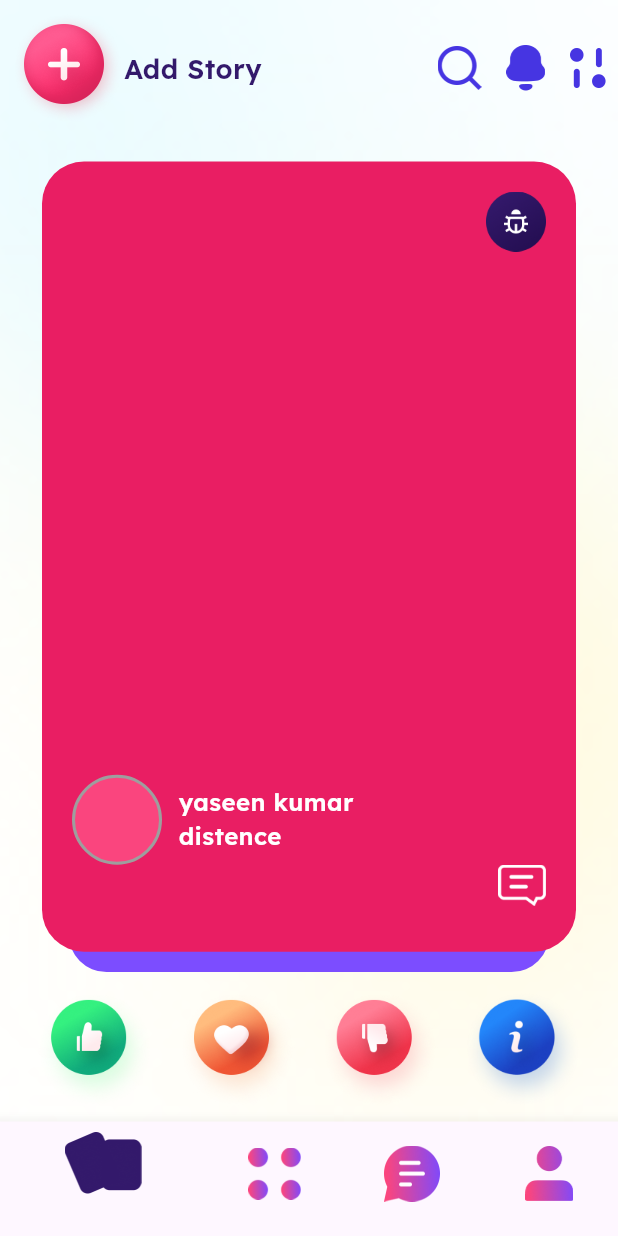
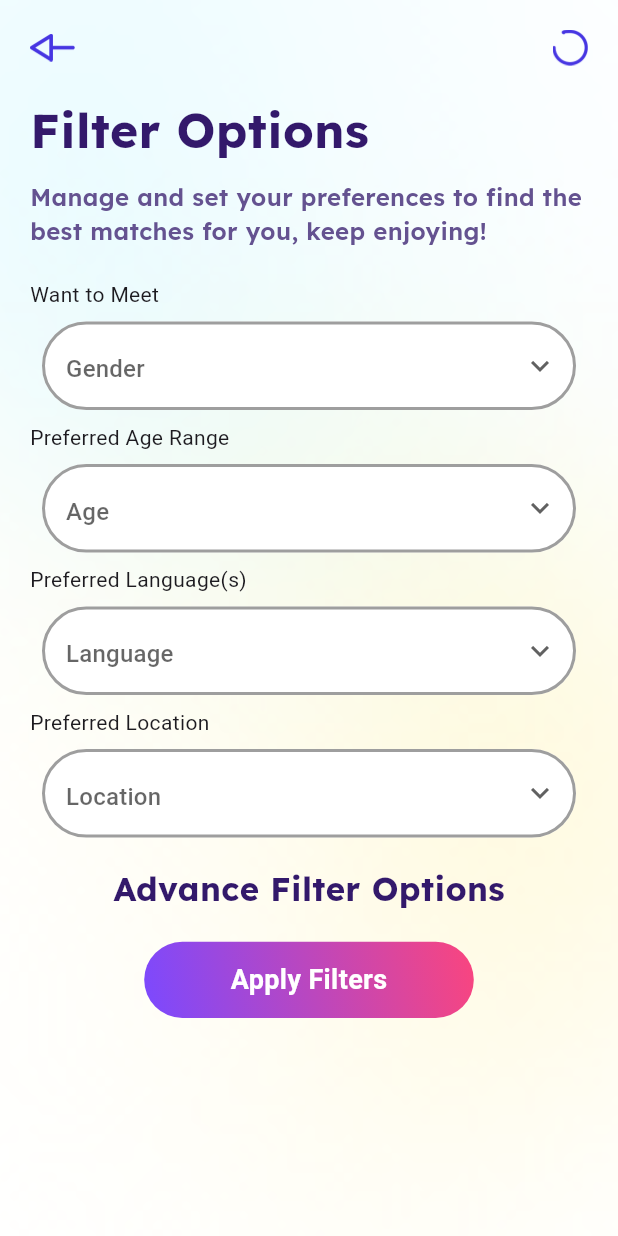
Before and after one commit to Faisal-957/datingapp, a Flutter app: the screen it shows after launch, on a phone screen of 412 x 824 dp. Run offline on Flutter 3.47's test engine with Material 3 defaults, Android fonts, the phone set to English and light mode, and no system bars; drawn by our look-alikes of flutter_card_swiper; our stand-ins replace flutter_screenutil, get, google_fonts, google_maps_flutter, intl_phone_field, location and 2 more.

Commit message:
screen update

```diff
--- a/lib/main.dart
+++ b/lib/main.dart
@@ -2,6 +2,9 @@ import 'package:datingapp/core/custom_widget/custom_usericon.dart';
 import 'package:datingapp/free_screen.dart';
 import 'package:datingapp/ui/screens/bottombar_screen/bottombar.dart';
 import 'package:datingapp/ui/screens/chat_screen/chat_screen.dart';
+import 'package:datingapp/ui/screens/filterscreen/filter_screen.dart';
+import 'package:datingapp/ui/screens/match_screen/match_screen.dart';
+import 'package:datingapp/ui/screens/match_screen/un_match_screen.dart';
 import 'package:datingapp/ui/screens/message_screen/message_screen.dart';
 import 'package:datingapp/ui/screens/profile_screen/profile_screen.dart';
 import 'package:datingapp/ui/screens/user_screen/user_screen.dart';
@@ -25,7 +28,7 @@ class MyApp extends StatelessWidget {
       builder: (context, child) {
         return GetMaterialApp(
           debugShowCheckedModeBanner: false,
-          home: Bottombar(),
+          home: FilterScreen(),
         );
       },
     );
--- a/lib/ui/screens/bottombar_screen/bottombar.dart
+++ b/lib/ui/screens/bottombar_screen/bottombar.dart
@@ -30,7 +30,7 @@ class _BottombarState extends State<Bottombar> {
     return Scaffold(
       body: screens[currentIndex],
       bottomNavigationBar: BottomNavigationBar(
-        iconSize: 28,
+        iconSize: 1,
 
         currentIndex: currentIndex,
         onTap: (value) {
@@ -43,7 +43,7 @@ class _BottombarState extends State<Bottombar> {
           BottomNavigationBarItem(
             icon: Image.asset(
               "$iconsAssets/swipe1.png",
-              scale: 3,
+              scale: 4,
               color: currentIndex == 0 ? darkblueColor : null,
             ),
             label: "",
@@ -51,7 +51,7 @@ class _BottombarState extends State<Bottombar> {
           BottomNavigationBarItem(
             icon: Image.asset(
               "$iconsAssets/dots.png",
-              scale: 3,
+              scale: 4,
               color: currentIndex == 1 ? darkblueColor : null,
             ),
             label: "",
@@ -59,7 +59,7 @@ class _BottombarState extends State<Bottombar> {
           BottomNavigationBarItem(
             icon: Image.asset(
               "$iconsAssets/chats.png",
-              scale: 3,
+              scale: 4,
               color: currentIndex == 2 ? darkblueColor : null,
             ),
             label: "",
@@ -67,7 +67,7 @@ class _BottombarState extends State<Bottombar> {
           BottomNavigationBarItem(
             icon: Image.asset(
               "$iconsAssets/user.png",
-              scale: 3,
+              scale: 4,
               color: currentIndex == 3 ? darkblueColor : null,
             ),
             label: "",
--- /dev/null
+++ b/lib/ui/screens/filterscreen/filter_screen.dart
@@ -0,0 +1,144 @@
+import 'package:datingapp/core/constants/auth_decoration.dart';
+import 'package:datingapp/core/constants/colors.dart';
+import 'package:datingapp/core/constants/string.dart';
+import 'package:datingapp/core/constants/text_style.dart';
+import 'package:datingapp/core/custom_widget/custom_buttton.dart';
+import 'package:datingapp/ui/screens/filterscreen/filter_viewmodel.dart';
+import 'package:flutter/material.dart';
+import 'package:flutter_screenutil/flutter_screenutil.dart';
+import 'package:provider/provider.dart';
+
+class FilterScreen extends StatelessWidget {
+  const FilterScreen({super.key});
+
+  @override
+  Widget build(BuildContext context) {
+    return ChangeNotifierProvider(
+      create: (context) => FilterViewmodel(),
+      child: Consumer<FilterViewmodel>(
+        builder: (context, value, child) => Scaffold(
+          body: Container(
+            width: double.infinity,
+            height: double.infinity,
+            decoration: BoxDecoration(
+              image: DecorationImage(
+                image: AssetImage("$staticAssets/intro3_bg.png"),
+                fit: BoxFit.cover,
+              ),
+            ),
+            child: SafeArea(
+              child: Padding(
+                padding: const EdgeInsets.only(
+                  left: 20.0,
+                  right: 20.0,
+                  top: 20.0,
+                ),
+                child: Column(
+                  mainAxisAlignment: MainAxisAlignment.start,
+                  crossAxisAlignment: CrossAxisAlignment.start,
+
+                  children: [
+                    Row(
+                      children: [
+                        Image.asset("$iconsAssets/backicon.png", scale: 3),
+                        Spacer(),
+                        Image.asset("$iconsAssets/refresh.png", scale: 3),
+                      ],
+                    ),
+                    20.verticalSpace,
+                    Text(
+                      "Filter Options",
+                      style: style45.copyWith(fontSize: 32),
+                    ),
+                    10.verticalSpace,
+                    Text(
+                      'Manage and set your preferences to find the best matches for you, keep enjoying!',
+                      style: style16.copyWith(color: lightpuerpl),
+                    ),
+                    20.verticalSpace,
+                    Text("Want to Meet"),
+                    DropdownField(
+                      hint: "Gender",
+                      items: ["Male", "Female", "Other"],
+                      onChanged: (value) {},
+                    ),
+                    Text("Preferred Age Range"),
+                    DropdownField(
+                      hint: "Age",
+                      items: ["18-25", "26-35", "36-45"],
+                      onChanged: (value) {},
+                    ),
+                    Text("Preferred Language(s)"),
+                    DropdownField(
+                      hint: "Language",
+                      items: ["English", "French", "Spanish"],
+                      onChanged: (value) {},
+                    ),
+                    Text("Preferred Location", textAlign: TextAlign.start),
+
+                    DropdownField(
+                      hint: "Location",
+                      items: ["New York", "Los Angeles", "Chicago"],
+                      onChanged: (value) {},
+                    ),
+                    10.verticalSpace,
+                    Center(
+                      child: Text(
+                        "Advance Filter Options",
+                        style: style45.copyWith(
+                          fontSize: 22,
+                          color: darkblueColor,
+                        ),
+                      ),
+                    ),
+                    20.verticalSpace,
+                    Center(
+                      child: CustomButtton(
+                        title: "Apply Filters",
+                        onTap: () {},
+                        height: 50.h,
+                        width: 200.w,
+                        borderRadius: 25.h,
+                      ),
+                    ),
+                  ],
+                ),
+              ),
+            ),
+          ),
+        ),
+      ),
+    );
+  }
+}
+
+class DropdownField extends StatelessWidget {
+  final String hint;
+  final List<String> items;
+  final String? value;
+  final Function(String?) onChanged;
+
+  const DropdownField({
+    super.key,
+    required this.hint,
+    required this.items,
+    required this.onChanged,
+    this.value,
+  });
+
+  @override
+  Widget build(BuildContext context) {
+    return Padding(
+      padding: const EdgeInsets.all(8.0),
+      child: DropdownButtonFormField<String>(
+        value: value,
+        icon: Icon(Icons.keyboard_arrow_down),
+        decoration: authdecoration.copyWith(hintText: hint),
+        items: items.map((item) {
+          return DropdownMenuItem<String>(value: item, child: Text(item));
+        }).toList(),
+        onChanged: onChanged,
+      ),
+    );
+  }
+}
--- /dev/null
+++ b/lib/ui/screens/filterscreen/filter_viewmodel.dart
@@ -0,0 +1,3 @@
+import 'package:flutter/material.dart';
+
+class FilterViewmodel extends ChangeNotifier {}
--- a/lib/ui/screens/home_Swip/home_swip.dart
+++ b/lib/ui/screens/home_Swip/home_swip.dart
@@ -26,7 +26,7 @@ class HomeSwip extends StatelessWidget {
               ),
             ),
             child: Padding(
-              padding: const EdgeInsets.all(8.0),
+              padding: const EdgeInsets.symmetric(horizontal: 5, vertical: 30),
               child: Column(
                 children: [
                   Row(
--- a/lib/ui/screens/user_screen/user_screen.dart
+++ b/lib/ui/screens/user_screen/user_screen.dart
@@ -26,7 +26,7 @@ class UserScreen extends StatelessWidget {
               ),
             ),
             child: Padding(
-              padding: const EdgeInsets.all(15),
+              padding: const EdgeInsets.only(left: 15, right: 15, top: 40),
               child: Column(
                 children: [
                   Row(
@@ -81,7 +81,7 @@ class UserScreen extends StatelessWidget {
                       ],
                     ),
                   ),
-                  20.verticalSpace,
+                  //20.verticalSpace,
                   Expanded(
                     child: GridView.builder(
                       scrollDirection: Axis.vertical,
@@ -90,7 +90,7 @@ class UserScreen extends StatelessWidget {
                         crossAxisCount: 2,
                         crossAxisSpacing: 10,
                         mainAxisSpacing: 10,
-                        childAspectRatio: 0.9,
+                        childAspectRatio: 0.87,
                       ),
                       itemBuilder: (context, index) {
                         return value.grid[index];
```
Also changed, not shown: lib/ui/screens/chat_screen/chat_screen.dart (+6 -1 lines), lib/ui/screens/match_screen/match_screen.dart (added, +58 -0 lines), lib/ui/screens/match_screen/un_match_screen.dart (added, +48 -0 lines), lib/ui/screens/profile_screen/profile_screen.dart (+37 -27 lines), assets/icons_assets/chats1.png (added), assets/icons_assets/favorites.png (added), assets/icons_assets/likes.png (added), assets/icons_assets/refresh.png (added), assets/static_assets/profile1.png (added).
